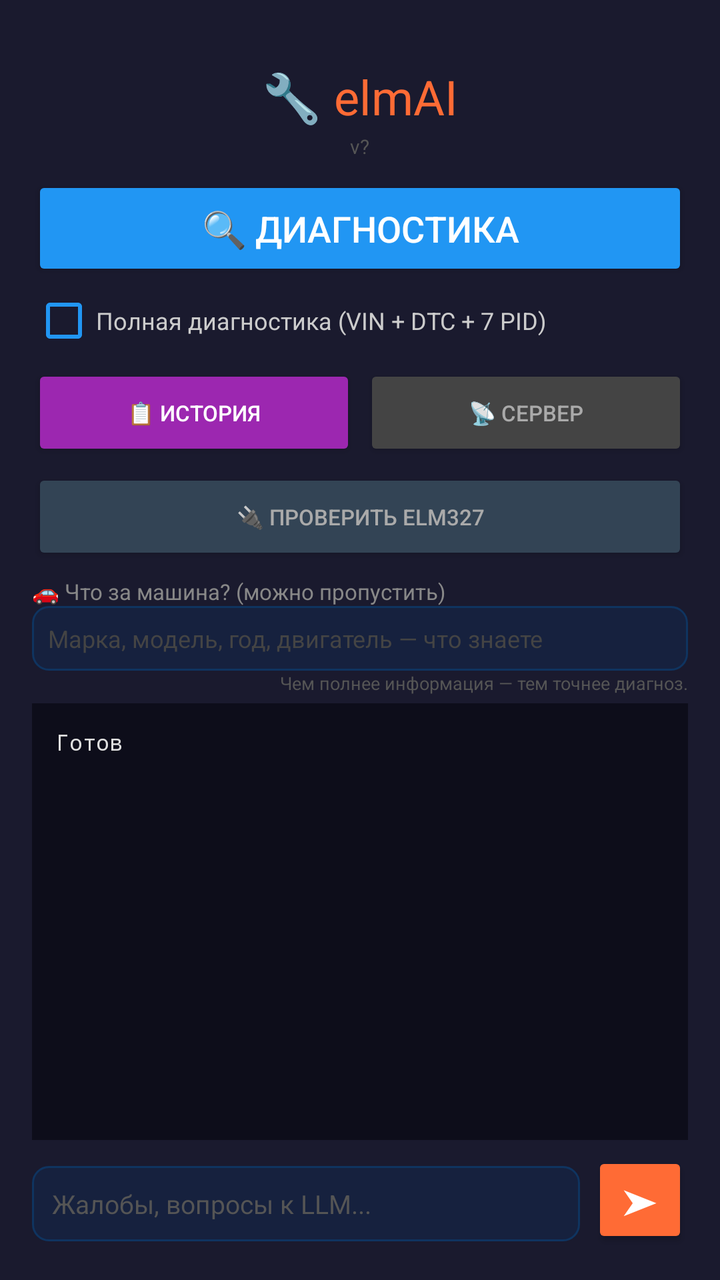
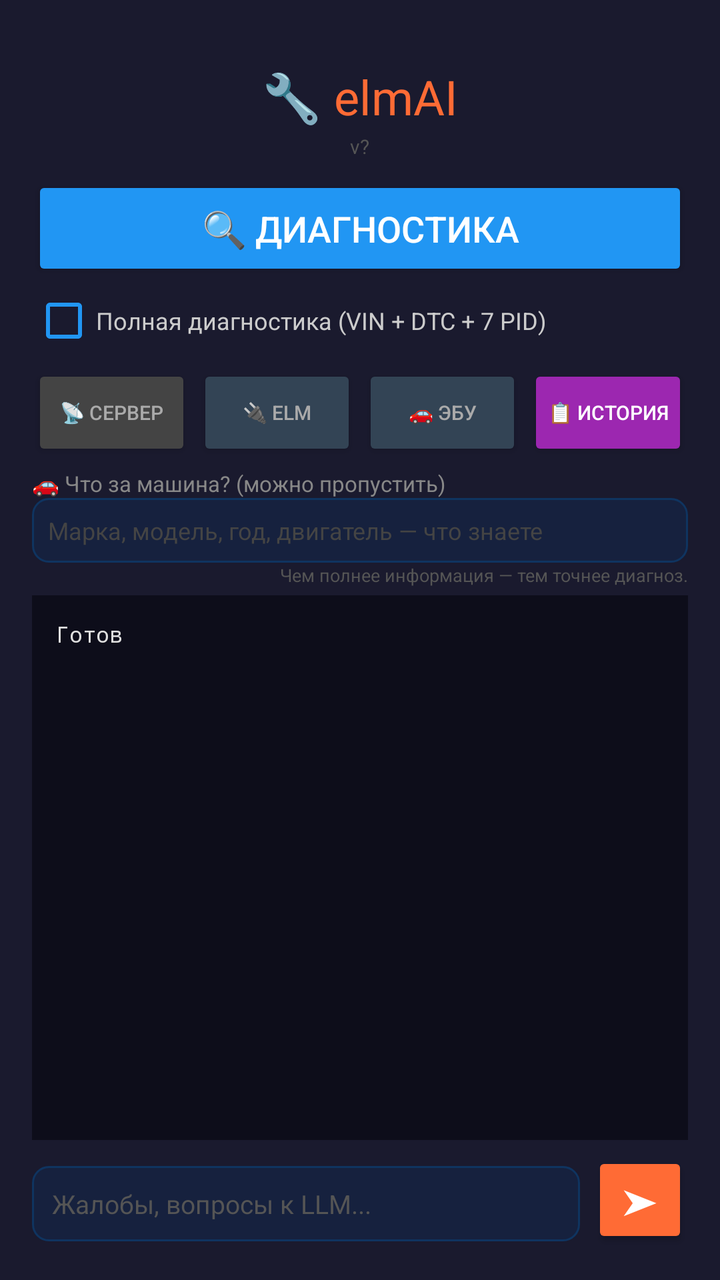

Compare the two renders of this Android layout. The source of the first and the diff that turns it into the second are given below.
<!-- AndroidManifest.xml: application theme Theme.Elmer -->
<!-- res/layout/activity_main.xml -->
<?xml version="1.0" encoding="utf-8"?>
<LinearLayout
    xmlns:android="http://schemas.android.com/apk/res/android"
    android:layout_width="match_parent"
    android:layout_height="match_parent"
    android:orientation="vertical"
    android:padding="16dp"
    android:gravity="center_horizontal"
    android:background="#1a1a2e">

    <TextView
        android:layout_width="wrap_content"
        android:layout_height="wrap_content"
        android:text="🔧 elmAI"
        android:textSize="24sp"
        android:textColor="#ff6b35"
        android:layout_marginTop="16dp"
        android:layout_marginBottom="2dp" />

    <TextView
        android:id="@+id/tv_version"
        android:layout_width="wrap_content"
        android:layout_height="wrap_content"
        android:text="v?"
        android:textSize="10sp"
        android:textColor="#555"
        android:layout_marginBottom="8dp" />

    
    <Button
        android:id="@+id/btn_script"
        android:layout_width="match_parent"
        android:layout_height="wrap_content"
        android:text="🔍 ДИАГНОСТИКА"
        android:textSize="18sp"
        android:textColor="#ffffff"
        android:backgroundTint="#2196F3"
        android:padding="14dp"
        android:layout_marginBottom="4dp" />

    <CheckBox
        android:id="@+id/cb_full_mode"
        android:layout_width="match_parent"
        android:layout_height="wrap_content"
        android:text="Полная диагностика (VIN + DTC + 7 PID)"
        android:textSize="12sp"
        android:textColor="#cccccc"
        android:buttonTint="#2196F3"
        android:checked="false"
        android:layout_marginBottom="6dp" />

    
    <LinearLayout
        android:layout_width="match_parent"
        android:layout_height="wrap_content"
        android:orientation="horizontal"
        android:layout_marginBottom="4dp">

        <Button
            android:id="@+id/btn_history"
            android:layout_width="0dp"
            android:layout_height="wrap_content"
            android:layout_weight="1"
            android:text="📋 История"
            android:textSize="11sp"
            android:textColor="#ffffff"
            android:backgroundTint="#9C27B0"
            android:padding="8dp"
            android:layout_marginEnd="4dp" />

        <Button
            android:id="@+id/btn_test"
            android:layout_width="0dp"
            android:layout_height="wrap_content"
            android:layout_weight="1"
            android:text="📡 Сервер"
            android:textSize="11sp"
            android:textColor="#aaaaaa"
            android:backgroundTint="#444444"
            android:padding="8dp" />

    </LinearLayout>

    
    <Button
        android:id="@+id/btn_check_elm"
        android:layout_width="match_parent"
        android:layout_height="wrap_content"
        android:text="🔌 Проверить ELM327"
        android:textSize="11sp"
        android:textColor="#aaaaaa"
        android:backgroundTint="#334455"
        android:padding="8dp"
        android:layout_marginBottom="6dp" />

    
    <LinearLayout
        android:layout_width="match_parent"
        android:layout_height="wrap_content"
        android:orientation="vertical"
        android:layout_marginBottom="4dp">

        <TextView
            android:layout_width="wrap_content"
            android:layout_height="wrap_content"
            android:text="🚗 Что за машина? (можно пропустить)"
            android:textSize="11sp"
            android:textColor="#888888" />

        <EditText
            android:id="@+id/et_car_info"
            android:layout_width="match_parent"
            android:layout_height="wrap_content"
            android:hint="Марка, модель, год, двигатель — что знаете"
            android:textColor="#e0e0e0"
            android:textColorHint="#444444"
            android:textSize="12sp"
            android:padding="8dp"
            android:background="@drawable/edit_bg"
            android:inputType="text"
            android:maxLines="1" />

        <TextView
            android:layout_width="match_parent"
            android:layout_height="wrap_content"
            android:text="Чем полнее информация — тем точнее диагноз."
            android:textSize="9sp"
            android:textColor="#555555"
            android:gravity="end" />

    </LinearLayout>

    
    <TextView
        android:id="@+id/tv_prompt"
        android:layout_width="match_parent"
        android:layout_height="wrap_content"
        android:text=""
        android:textSize="16sp"
        android:textColor="#FFD700"
        android:textStyle="bold"
        android:gravity="center"
        android:background="#88000000"
        android:padding="12dp"
        android:visibility="gone"
        android:layout_marginBottom="4dp" />

    
    <ScrollView
        android:id="@+id/scroll_output"
        android:layout_width="match_parent"
        android:layout_height="0dp"
        android:layout_weight="1"
        android:background="#0d0d1a"
        android:padding="6dp">

        <TextView
            android:id="@+id/tv_status"
            android:layout_width="match_parent"
            android:layout_height="wrap_content"
            android:text="Готов"
            android:textSize="11sp"
            android:textColor="#e0e0e0"
            android:fontFamily="monospace"
            android:padding="6dp" />

    </ScrollView>

    
    <Button
        android:id="@+id/btn_close"
        android:layout_width="match_parent"
        android:layout_height="wrap_content"
        android:text="✕ Закрыть"
        android:textSize="14sp"
        android:textColor="#ffffff"
        android:backgroundTint="#d32f2f"
        android:padding="10dp"
        android:visibility="gone"
        android:layout_marginTop="4dp" />

    
    <LinearLayout
        android:layout_width="match_parent"
        android:layout_height="wrap_content"
        android:orientation="horizontal"
        android:layout_marginTop="6dp">

        <EditText
            android:id="@+id/et_input"
            android:layout_width="0dp"
            android:layout_height="wrap_content"
            android:layout_weight="1"
            android:hint="Жалобы, вопросы к LLM..."
            android:textColor="#e0e0e0"
            android:textColorHint="#555555"
            android:textSize="13sp"
            android:padding="10dp"
            android:background="@drawable/edit_bg"
            android:inputType="text"
            android:maxLines="2" />

        <Button
            android:id="@+id/btn_send"
            android:layout_width="48dp"
            android:layout_height="48dp"
            android:text="➤"
            android:textSize="18sp"
            android:textColor="#ffffff"
            android:backgroundTint="#ff6b35"
            android:padding="0dp"
            android:layout_marginStart="6dp" />

    </LinearLayout>

</LinearLayout>
<!-- resources referenced by this layout -->
<resources>
  <!-- drawable edit_bg (drawable) -->
  <?xml version="1.0" encoding="utf-8"?>
  <shape xmlns:android="http://schemas.android.com/apk/res/android">
      <solid android:color="#16213e"/>
      <corners android:radius="8dp"/>
      <stroke android:color="#0f3460" android:width="1dp"/>
  </shape>
  <style name="Theme.Elmer" parent="Theme.AppCompat.DayNight.NoActionBar">
          <item name="colorPrimary">#ff6b35</item>
          <item name="colorPrimaryDark">#1a1a2e</item>
          <item name="colorAccent">#4ecca3</item>
          <item name="android:windowBackground">#1a1a2e</item>
          <item name="android:textColor">#e0e0e0</item>
      </style>
</resources>

<!-- the commit's change to res/layout/activity_main.xml (unified diff, before → after) -->
@@ -57,41 +57,53 @@
         android:layout_marginBottom="4dp">
 
         <Button
+            android:id="@+id/btn_test"
+            android:layout_width="0dp"
+            android:layout_height="wrap_content"
+            android:layout_weight="1"
+            android:text="📡 Сервер"
+            android:textSize="10sp"
+            android:textColor="#aaaaaa"
+            android:backgroundTint="#444444"
+            android:padding="8dp"
+            android:layout_marginEnd="3dp" />
+
+        <Button
+            android:id="@+id/btn_check_elm"
+            android:layout_width="0dp"
+            android:layout_height="wrap_content"
+            android:layout_weight="1"
+            android:text="🔌 ELM"
+            android:textSize="10sp"
+            android:textColor="#aaaaaa"
+            android:backgroundTint="#334455"
+            android:padding="8dp"
+            android:layout_marginEnd="3dp" />
+
+        <Button
+            android:id="@+id/btn_check_ecu"
+            android:layout_width="0dp"
+            android:layout_height="wrap_content"
+            android:layout_weight="1"
+            android:text="🚗 ЭБУ"
+            android:textSize="10sp"
+            android:textColor="#aaaaaa"
+            android:backgroundTint="#334455"
+            android:padding="8dp"
+            android:layout_marginEnd="3dp" />
+
+        <Button
             android:id="@+id/btn_history"
             android:layout_width="0dp"
             android:layout_height="wrap_content"
             android:layout_weight="1"
             android:text="📋 История"
-            android:textSize="11sp"
+            android:textSize="10sp"
             android:textColor="#ffffff"
             android:backgroundTint="#9C27B0"
-            android:padding="8dp"
-            android:layout_marginEnd="4dp" />
-
-        <Button
-            android:id="@+id/btn_test"
-            android:layout_width="0dp"
-            android:layout_height="wrap_content"
-            android:layout_weight="1"
-            android:text="📡 Сервер"
-            android:textSize="11sp"
-            android:textColor="#aaaaaa"
-            android:backgroundTint="#444444"
             android:padding="8dp" />
 
     </LinearLayout>
-
-    
-    <Button
-        android:id="@+id/btn_check_elm"
-        android:layout_width="match_parent"
-        android:layout_height="wrap_content"
-        android:text="🔌 Проверить ELM327"
-        android:textSize="11sp"
-        android:textColor="#aaaaaa"
-        android:backgroundTint="#334455"
-        android:padding="8dp"
-        android:layout_marginBottom="6dp" />
 
     
     <LinearLayout
